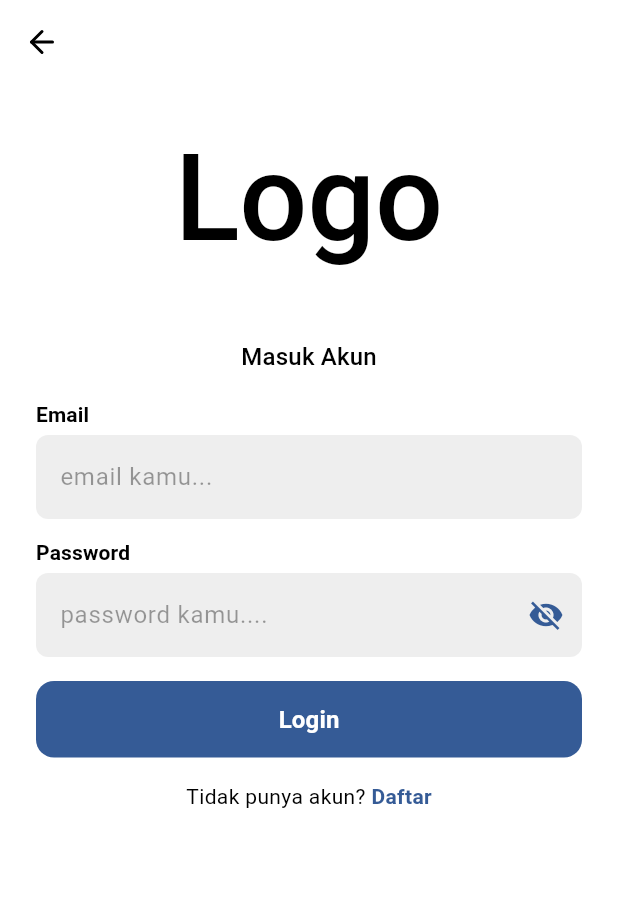
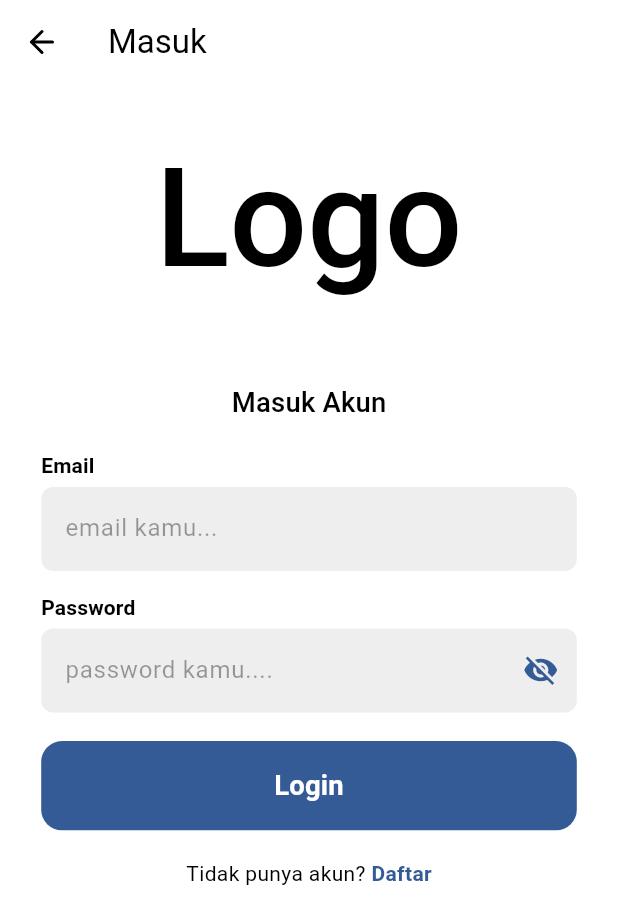
Before and after one commit to Ariyalex/SEJASA, a Flutter app: the screen it shows after launch, after a tap on "Masuk", on a phone screen of 412 x 824 dp. Shown: the top 924 px of the screen. Run offline on Flutter 3.47's test engine with Material 3 defaults, Android fonts, the phone set to English and light mode, and no system bars; drawn by our look-alikes of toastification; our stand-ins replace bloc_concurrency, connectivity_plus, dio, dropdown_search, equatable, file_picker and 19 more; missing offline and left inert: flutter_quill, wolt_modal_sheet; network calls fail.

Commit message:
feat: integrate flutter_screenutil for responsive design
- Added flutter_screenutil dependency to pubspec.yaml and pubspec.lock.
- Updated various screens (Login, Register, Chat, Dashboard, Profile, etc.) to use ScreenUtil for responsive sizing and padding.
- Refactored widget properties to utilize ScreenUtil's methods for height and width adjustments.
- Enhanced user experience by ensuring UI elements adapt to different screen sizes.

```diff
--- a/lib/modules/auth/view/login_screen.dart
+++ b/lib/modules/auth/view/login_screen.dart
@@ -1,6 +1,7 @@
 import 'package:flutter/material.dart';
 import 'package:flutter_bloc/flutter_bloc.dart';
 import 'package:flutter_hooks/flutter_hooks.dart';
+import 'package:flutter_screenutil/flutter_screenutil.dart';
 import 'package:go_router/go_router.dart';
 import 'package:lucide_icons_flutter/lucide_icons.dart';
 import 'package:sejasa/core/routes/route_named.dart';
@@ -29,49 +30,35 @@ class LoginScreen extends HookWidget {
   Widget build(BuildContext context) {
     final theme = Theme.of(context);
     final colorScheme = theme.colorScheme;
-
     final emailController = useTextEditingController();
     final passwordController = useTextEditingController();
     final formKey = useMemoized(() => GlobalKey<FormState>());
-    final isLoadingState = useState(false);
 
     return Scaffold(
       appBar: AppBar(
         leading: IconButton(
           icon: const Icon(LucideIcons.arrowLeft),
-          tooltip: 'Kembali',
           onPressed: () => _backToDashboard(context),
         ),
-        backgroundColor: Colors.transparent,
-        elevation: 0,
-        surfaceTintColor: Colors.transparent,
+        title: const Text('Masuk'),
       ),
       body: BlocListener<AuthBloc, AuthState>(
+        listenWhen: (previous, current) => previous.status != current.status,
         listener: (context, state) {
           if (state.status == AuthStatus.loading) {
-            isLoadingState.value = true;
-            showDialog(
-              context: context,
-              barrierDismissible: false,
-              builder: (context) => const WillPopScope(
-                onWillPop: null, // disables back button while loading
-                child: Center(child: CircularProgressIndicator()),
-              ),
-            );
+            // optional: show loading dialog
           } else {
-            if (isLoadingState.value) {
-              isLoadingState.value = false;
-              Navigator.of(context, rootNavigator: true).pop();
-            }
-
+            // optional: dismiss loading dialog
             if (state.status == AuthStatus.authenticated) {
               MySnackbar.success(
-                title: "Login Berhasil",
-                message: state.message ?? "Selamat datang kembali!",
+                title: "Sukses",
+                message: "Berhasil masuk ke akun Anda",
               );
+              // Navigasi ke main tab (/)
+              context.goNamed(RouteNamed.mainTab);
             } else if (state.status == AuthStatus.error) {
               MySnackbar.error(
-                title: "Login Gagal",
+                title: "Gagal",
                 message: state.message ?? "Username atau password salah",
               );
             }
@@ -79,13 +66,13 @@ class LoginScreen extends HookWidget {
         },
         child: SafeArea(
           child: SingleChildScrollView(
-            padding: const EdgeInsets.symmetric(horizontal: 24, vertical: 16),
+            padding: EdgeInsets.symmetric(horizontal: 24.w, vertical: 16.h),
             child: Form(
               key: formKey,
               child: Column(
                 crossAxisAlignment: CrossAxisAlignment.stretch,
                 children: [
-                  const SizedBox(height: 16),
+                  SizedBox(height: 16.h),
 
                   // Logo placeholder — ganti dengan asset logo SEJASA jika sudah tersedia
                   Center(
@@ -93,21 +80,22 @@ class LoginScreen extends HookWidget {
                       'Logo',
                       style: theme.textTheme.displayLarge?.copyWith(
                         fontWeight: FontWeight.w500,
-                        fontSize: 80,
+                        fontSize: 80.sp,
                       ),
                     ),
                   ),
-                  const SizedBox(height: 48),
+                  SizedBox(height: 48.h),
 
                   Center(
                     child: Text(
                       'Masuk Akun',
                       style: theme.textTheme.titleMedium?.copyWith(
                         fontWeight: FontWeight.w500,
+                        fontSize: 16.sp,
                       ),
                     ),
                   ),
-                  const SizedBox(height: 16),
+                  SizedBox(height: 16.h),
 
                   MyTextField(
                     title: 'Email',
@@ -127,7 +115,7 @@ class LoginScreen extends HookWidget {
                       return null;
                     },
                   ),
-                  const SizedBox(height: 12),
+                  SizedBox(height: 12.h),
 
                   MyTextField(
                     title: 'Password',
@@ -144,13 +132,13 @@ class LoginScreen extends HookWidget {
                       return null;
                     },
                   ),
-                  const SizedBox(height: 16),
+                  SizedBox(height: 16.h),
 
                   FilledButton(
                     style: FilledButton.styleFrom(
-                      padding: const EdgeInsets.symmetric(vertical: 14),
+                      padding: EdgeInsets.symmetric(vertical: 14.h),
                       shape: RoundedRectangleBorder(
-                        borderRadius: BorderRadius.circular(12),
+                        borderRadius: BorderRadius.circular(12.r),
                       ),
                     ),
                     onPressed: () {
@@ -163,15 +151,15 @@ class LoginScreen extends HookWidget {
                         );
                       }
                     },
-                    child: const Text(
+                    child: Text(
                       'Login',
                       style: TextStyle(
-                        fontSize: 16,
+                        fontSize: 16.sp,
                         fontWeight: FontWeight.w600,
                       ),
                     ),
                   ),
-                  const SizedBox(height: 16),
+                  SizedBox(height: 16.h),
 
                   Center(
                     child: Row(
--- a/lib/modules/chat/widgets/chat_bubble_file.dart
+++ b/lib/modules/chat/widgets/chat_bubble_file.dart
@@ -168,7 +168,7 @@ class ChatBubbleFile extends HookWidget {
                         overflow: TextOverflow.ellipsis,
                       ),
                       Text(
-                        '$fileType • $fileSize',
+                        '$fileType ',
                         style: TextStyle(
                           fontSize: 12,
                           color:
--- a/lib/modules/dashboard_project/view/dashboard_screen.dart
+++ b/lib/modules/dashboard_project/view/dashboard_screen.dart
@@ -1,6 +1,7 @@
 import 'package:flutter/material.dart';
 import 'package:flutter_bloc/flutter_bloc.dart';
 import 'package:flutter_hooks/flutter_hooks.dart';
+import 'package:flutter_screenutil/flutter_screenutil.dart';
 import 'package:go_router/go_router.dart';
 import 'package:latlong2/latlong.dart';
 import 'package:lucide_icons_flutter/lucide_icons.dart';
@@ -88,7 +89,7 @@ class DashboardScreen extends HookWidget {
                   snap: true,
                   pinned: true,
                   surfaceTintColor: Colors.transparent,
-                  actionsPadding: const EdgeInsets.symmetric(horizontal: 8),
+                  actionsPadding: EdgeInsets.symmetric(horizontal: 8.w),
                   actions: [
                     IconButton.filled(
                       onPressed: () {
@@ -108,11 +109,11 @@ class DashboardScreen extends HookWidget {
                       ),
                   ],
                   bottom: PreferredSize(
-                    preferredSize: const Size.fromHeight(50),
+                    preferredSize: Size.fromHeight(50.h),
                     child: SizedBox(
-                      height: 50,
+                      height: 50.h,
                       child: Row(
-                        spacing: 4,
+                        spacing: 4.w,
                         crossAxisAlignment: CrossAxisAlignment.stretch,
                         children: [
                           Expanded(
@@ -120,9 +121,9 @@ class DashboardScreen extends HookWidget {
                               controller: tabBarController,
                               isScrollable: true,
                               tabAlignment: TabAlignment.start,
-                              splashBorderRadius: const BorderRadius.only(
-                                topRight: Radius.circular(8),
-                                topLeft: Radius.circular(8),
+                              splashBorderRadius: BorderRadius.only(
+                                topRight: Radius.circular(8.r),
+                                topLeft: Radius.circular(8.r),
                               ),
                               dividerColor: Colors.transparent,
                               tabs: const [
@@ -138,10 +139,10 @@ class DashboardScreen extends HookWidget {
                           >(
                             builder: (context, state) {
                               return Padding(
-                                padding: const EdgeInsets.only(
-                                  top: 6,
-                                  bottom: 6,
-                                  right: 8,
+                                padding: EdgeInsets.only(
+                                  top: 6.h,
+                                  bottom: 6.h,
+                                  right: 8.w,
                                 ),
                                 child: LocationPickerTrigger(
                                   address: state.address ?? "Pilih Lokasi",
@@ -164,19 +165,19 @@ class DashboardScreen extends HookWidget {
                     child: Column(
                       mainAxisAlignment: MainAxisAlignment.center,
                       children: [
-                        const Icon(
+                        Icon(
                           LucideIcons.alertTriangle,
-                          size: 64,
+                          size: 64.r,
                           color: Colors.red,
                         ),
-                        const SizedBox(height: 16),
+                        SizedBox(height: 16.h),
                         Text(
                           "Terjadi kesalahan",
                           style: theme.textTheme.titleLarge,
                         ),
-                        const SizedBox(height: 8),
+                        SizedBox(height: 8.h),
                         Padding(
-                          padding: const EdgeInsets.symmetric(horizontal: 32),
+                          padding: EdgeInsets.symmetric(horizontal: 32.w),
                           child: Text(
                             state.message ??
                                 "Terjadi kesalahan yang tidak diketahui",
@@ -184,7 +185,7 @@ class DashboardScreen extends HookWidget {
                             style: const TextStyle(color: Colors.grey),
                           ),
                         ),
-                        const SizedBox(height: 24),
+                        SizedBox(height: 24.h),
                         ElevatedButton.icon(
                           onPressed: () {
                             dashboardBloc.add(
@@ -217,30 +218,30 @@ class DashboardScreen extends HookWidget {
                     controller: tabBarController,
                     children: [
                       state.latitude == null
-                          ? Center(
+                           ? Center(
                               child: Column(
                                 mainAxisAlignment: MainAxisAlignment.center,
                                 children: [
-                                  const Icon(
+                                  Icon(
                                     LucideIcons.mapPinOff,
-                                    size: 64,
+                                    size: 64.r,
                                     color: Colors.grey,
                                   ),
-                                  const SizedBox(height: 16),
-                                  const Text(
+                                  SizedBox(height: 16.h),
+                                  Text(
                                     "Lokasi belum ditentukan",
                                     style: TextStyle(
-                                      fontSize: 18,
+                                      fontSize: 18.sp,
                                       fontWeight: FontWeight.bold,
                                     ),
                                   ),
-                                  const SizedBox(height: 8),
+                                  SizedBox(height: 8.h),
                                   const Text(
                                     "Tentukan lokasi Anda untuk melihat project terdekat",
                                     textAlign: TextAlign.center,
                                     style: TextStyle(color: Colors.grey),
                                   ),
-                                  const SizedBox(height: 24),
+                                  SizedBox(height: 24.h),
                                   ElevatedButton.icon(
                                     onPressed: showLocationPicker,
                                     icon: const Icon(LucideIcons.mapPin),
--- a/lib/modules/dashboard_project/widgets/location_picker_trigger.dart
+++ b/lib/modules/dashboard_project/widgets/location_picker_trigger.dart
@@ -1,4 +1,5 @@
 import 'package:flutter/material.dart';
+import 'package:flutter_screenutil/flutter_screenutil.dart';
 import 'package:lucide_icons_flutter/lucide_icons.dart';
 
 class LocationPickerTrigger extends StatelessWidget {
@@ -18,32 +19,32 @@ class LocationPickerTrigger extends StatelessWidget {
     return InkWell(
       onTap: onTap,
       child: Container(
-        padding: const EdgeInsets.symmetric(horizontal: 8),
+        padding: EdgeInsets.symmetric(horizontal: 8.w),
         decoration: BoxDecoration(
           color: theme.scaffoldBackgroundColor,
           border: Border.all(color: theme.dividerColor),
-          borderRadius: BorderRadius.circular(8),
+          borderRadius: BorderRadius.circular(8.r),
           boxShadow: [
             BoxShadow(
               color: theme.scaffoldBackgroundColor.withValues(alpha: 0.8),
-              blurRadius: 9,
-              offset: const Offset(-20, 0),
+              blurRadius: 9.r,
+              offset: Offset(-20.w, 0),
             ),
           ],
         ),
         child: Row(
           mainAxisSize: MainAxisSize.min,
           children: [
-            Icon(LucideIcons.mapPin, size: 16, color: theme.primaryColor),
-            const SizedBox(width: 4),
+            Icon(LucideIcons.mapPin, size: 16.r, color: theme.primaryColor),
+            SizedBox(width: 4.w),
             ConstrainedBox(
-              constraints: const BoxConstraints(maxWidth: 100),
+              constraints: BoxConstraints(maxWidth: 100.w),
               child: Text(
                 address,
                 maxLines: 1,
                 overflow: TextOverflow.ellipsis,
                 style: TextStyle(
-                  fontSize: 12,
+                  fontSize: 12.sp,
                   fontWeight: FontWeight.w500,
                   color: theme.primaryColor,
                 ),
--- a/lib/my_app.dart
+++ b/lib/my_app.dart
@@ -1,5 +1,6 @@
 import 'package:flutter/material.dart';
 import 'package:flutter_hooks/flutter_hooks.dart';
+import 'package:flutter_screenutil/flutter_screenutil.dart';
 import 'package:sejasa/core/di/app_providers.dart';
 import 'package:sejasa/core/di/dependency_injection.dart';
 import 'package:sejasa/core/routes/app_router.dart';
@@ -37,7 +38,12 @@ class MyApp extends HookWidget {
       child: MultiBlocProvider(
         providers: AppProviders.blocProviders,
         child: ToastificationWrapper(
-          child: MaterialApp.router(
+          child: ScreenUtilInit(
+            designSize: const Size(360, 690),
+            minTextAdapt: true,
+            splitScreenMode: true,
+            builder: (context, child) {
+              return MaterialApp.router(
                 theme: AppTheme.light,
                 darkTheme: AppTheme.dark,
                 themeMode: ThemeMode.light,
@@ -52,6 +58,8 @@ class MyApp extends HookWidget {
                   GlobalWidgetsLocalizations.delegate,
                   FlutterQuillLocalizations.delegate,
                 ],
+              );
+            },
           ),
         ),
       ),
--- a/pubspec.yaml
+++ b/pubspec.yaml
@@ -67,6 +67,7 @@ dependencies:
   file_picker: ^11.0.2
   open_filex: ^4.7.0
   intl: ^0.20.2
+  flutter_screenutil: ^5.9.3
 
 dev_dependencies:
   flutter_test:
```
Also changed, not shown: lib/core/routes/app_router.dart (+3 -4 lines), lib/core/services/socket_service.dart (+18 -1 lines), lib/modules/auth/view/register_screen.dart (+12 -10 lines), lib/modules/chat/view/chat_screen.dart (+55 -29 lines), lib/modules/profil_project/view/edit_profile_screen.dart (+2 -7 lines), lib/modules/profil_project/view/profil_screen.dart (+7 -5 lines), lib/modules/profil_project/widgets/profil_information.dart (+82 -81 lines), lib/modules/project_detail/view/project_detail_screen.dart (+24 -4 lines), pubspec.lock. Lines whose indentation alone changed are shown as unchanged.
